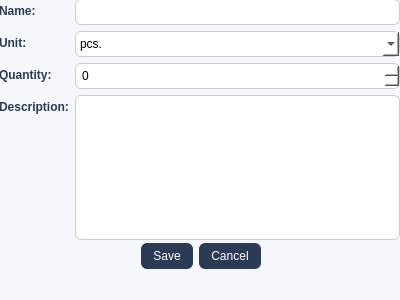
First picture: the form in ui/materialDialog.ui, repository MagdaOleksandrTeam/ProductionPlanner, before the edit.
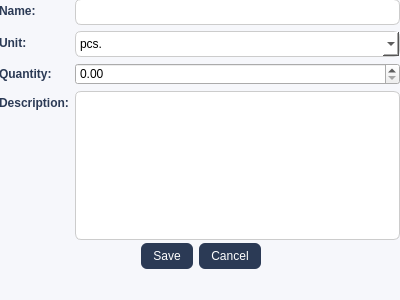
Second picture: the form after the edit.

Commit message:
Material View ready and connected
Add full CRUD for materials, dynamic statusbar messages, and confirm dialog

What changed in the file:
```diff
--- a/ui/materialDialog.ui
+++ b/ui/materialDialog.ui
@@ -126,16 +126,12 @@
       </item>
      </widget>
     </item>
-    <item row="2" column="1">
-     <widget class="QSpinBox" name="sbQuantity">
-      <property name="maximum">
-       <number>1000000</number>
-      </property>
-     </widget>
-    </item>
     <item row="3" column="1">
      <widget class="QTextEdit" name="teDescription"/>
     </item>
+    <item row="2" column="1">
+     <widget class="QDoubleSpinBox" name="sbQuantity"/>
+    </item>
    </layout>
   </widget>
  </widget>
```
Left out of the diff: 16 changed lines with no effect on the pictures. The commit also changes 4 other files.
